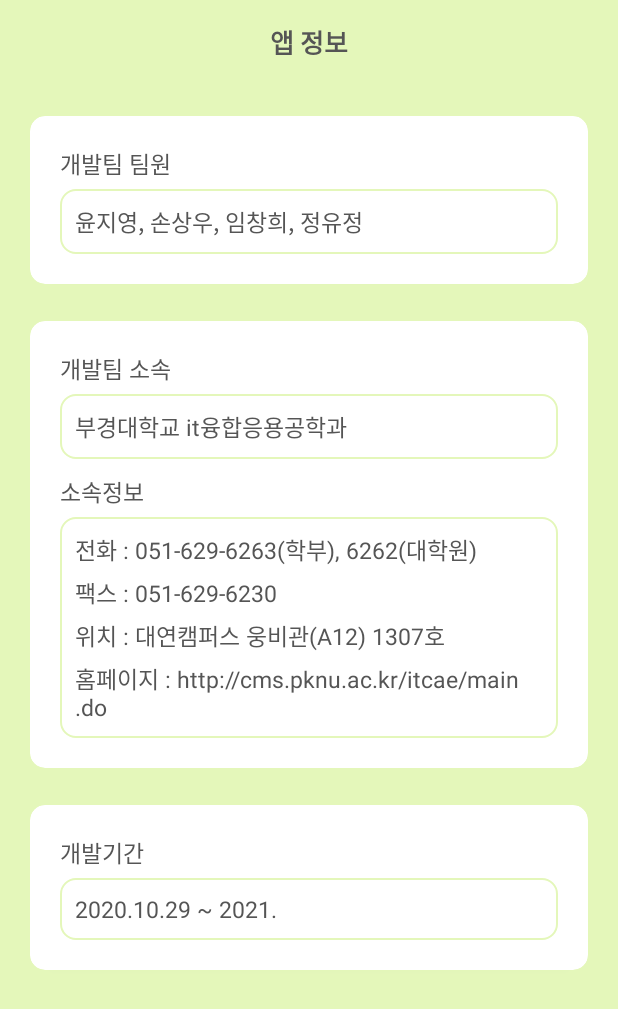
After one commit to jiyeung-yun/teamc_capstone_design, an Android app: the layout activity_info.xml on its own in the app's theme, with its tools: preview values and no code run, on a phone screen of 412 x 824 dp. The commit adds this screen. Shown: the top 1009 px of the screen. Run offline under Robolectric (Android 15) with nearby library versions, the phone set to English and light mode, and no system bars.

Commit message:
앱 정보 화면 추가

```diff
--- a/Capstone/app/src/main/java/com/Capstone/plantplant/ListActivity.java
+++ b/Capstone/app/src/main/java/com/Capstone/plantplant/ListActivity.java
@@ -6,10 +6,13 @@ import android.content.SharedPreferences;
 import android.graphics.Color;
 import android.os.Bundle;
 import android.util.Log;
+import android.view.MenuItem;
 import android.view.View;
 
 import androidx.annotation.Nullable;
 import androidx.appcompat.app.AppCompatActivity;
+import androidx.appcompat.widget.Toolbar;
+import androidx.core.content.ContextCompat;
 import androidx.recyclerview.widget.LinearLayoutManager;
 import androidx.recyclerview.widget.LinearSnapHelper;
 import androidx.recyclerview.widget.RecyclerView;
@@ -29,6 +32,7 @@ public class ListActivity extends AppCompatActivity {
 
     SharedPreferences prefs;
 
+    Toolbar toolbar_list;
     RecyclerView rv_tip;
 
     FloatingActionButton btn_add_item;
@@ -38,6 +42,16 @@ public class ListActivity extends AppCompatActivity {
     protected void onCreate(@Nullable Bundle savedInstanceState) {
         super.onCreate(savedInstanceState);
         setContentView(R.layout.activity_list);
+
+        /*액션바 => 툴바로 적용 -시작-*/
+        toolbar_list = findViewById(R.id.toolbar_list);
+        setSupportActionBar(toolbar_list);
+        getSupportActionBar().setDisplayShowTitleEnabled(false);
+        getSupportActionBar().setDisplayShowCustomEnabled(true);
+        getSupportActionBar().setDisplayHomeAsUpEnabled(true);
+        getSupportActionBar().setHomeAsUpIndicator(ContextCompat.getDrawable(this,R.drawable.ic_campaign_24px));
+        /*액션바 => 툴바로 적용 -끝-*/
+
 
         //tip 내용 초기화하는 메소드
         initRecyclerView();
@@ -156,4 +170,10 @@ public class ListActivity extends AppCompatActivity {
             }
         }
     }
+    @Override
+    public boolean onOptionsItemSelected(MenuItem item) {
+        if (item.getItemId() == android.R.id.home) {
+        }
+        return super.onOptionsItemSelected(item);
+    }
 }
--- /dev/null
+++ b/Capstone/app/src/main/res/drawable/ic_campaign_24px.xml
@@ -0,0 +1,21 @@
+<vector xmlns:android="http://schemas.android.com/apk/res/android"
+    android:width="24dp"
+    android:height="24dp"
+    android:viewportWidth="24"
+    android:viewportHeight="24">
+  <path
+      android:fillColor="#FF000000"
+      android:pathData="M18,12L18,12c0,0.55 0.45,1 1,1h2c0.55,0 1,-0.45 1,-1v0c0,-0.55 -0.45,-1 -1,-1h-2C18.45,11 18,11.45 18,12z"/>
+  <path
+      android:fillColor="#FF000000"
+      android:pathData="M16.59,16.82c-0.33,0.44 -0.24,1.05 0.2,1.37c0.53,0.39 1.09,0.81 1.62,1.21c0.44,0.33 1.06,0.24 1.38,-0.2c0,-0.01 0.01,-0.01 0.01,-0.02c0.33,-0.44 0.24,-1.06 -0.2,-1.38c-0.53,-0.4 -1.09,-0.82 -1.61,-1.21c-0.44,-0.33 -1.06,-0.23 -1.39,0.21C16.6,16.81 16.59,16.82 16.59,16.82z"/>
+  <path
+      android:fillColor="#FF000000"
+      android:pathData="M19.81,4.81c0,-0.01 -0.01,-0.01 -0.01,-0.02c-0.33,-0.44 -0.95,-0.53 -1.38,-0.2c-0.53,0.4 -1.1,0.82 -1.62,1.22c-0.44,0.33 -0.52,0.95 -0.19,1.38c0,0.01 0.01,0.01 0.01,0.02c0.33,0.44 0.94,0.53 1.38,0.2c0.53,-0.39 1.09,-0.82 1.62,-1.22C20.05,5.87 20.13,5.25 19.81,4.81z"/>
+  <path
+      android:fillColor="#FF000000"
+      android:pathData="M8,9H4c-1.1,0 -2,0.9 -2,2v2c0,1.1 0.9,2 2,2h1v3c0,0.55 0.45,1 1,1h0c0.55,0 1,-0.45 1,-1v-3h1l5,3V6L8,9z"/>
+  <path
+      android:fillColor="#FF000000"
+      android:pathData="M15.5,12c0,-1.33 -0.58,-2.53 -1.5,-3.35v6.69C14.92,14.53 15.5,13.33 15.5,12z"/>
+</vector>
--- /dev/null
+++ b/Capstone/app/src/main/res/layout/activity_info.xml
@@ -0,0 +1,194 @@
+<?xml version="1.0" encoding="utf-8"?>
+<LinearLayout xmlns:android="http://schemas.android.com/apk/res/android"
+    xmlns:app="http://schemas.android.com/apk/res-auto"
+    android:layout_width="match_parent"
+    android:layout_height="match_parent"
+    android:background="@color/colorPrimary"
+    android:orientation="vertical">
+
+    <androidx.appcompat.widget.Toolbar
+        android:id="@+id/toolbar_info"
+        android:layout_width="match_parent"
+        android:layout_height="wrap_content"
+        android:minHeight="?attr/actionBarSize"
+        android:theme="?attr/actionBarTheme"
+        app:contentInsetStart="0dp">
+
+        <TextView
+            android:layout_width="wrap_content"
+            android:layout_height="wrap_content"
+            android:layout_gravity="center"
+            android:text="앱 정보"
+            android:textColor="@color/colorTitleFont"
+            android:textSize="@dimen/activity_title_font_size"
+            android:textStyle="bold" />
+    </androidx.appcompat.widget.Toolbar>
+
+    <androidx.cardview.widget.CardView
+        android:layout_width="match_parent"
+        android:layout_height="wrap_content"
+        android:layout_marginLeft="@dimen/side_padding"
+        android:layout_marginTop="@dimen/side_padding"
+        android:layout_marginRight="@dimen/side_padding"
+        app:cardCornerRadius="@dimen/block_edge"
+        app:cardPreventCornerOverlap="false"
+        app:cardUseCompatPadding="true">
+
+        <LinearLayout
+            android:layout_width="match_parent"
+            android:layout_height="wrap_content"
+            android:layout_gravity="center"
+            android:layout_margin="@dimen/block_inside_padding"
+            android:orientation="vertical">
+
+
+            <TextView
+                android:layout_width="match_parent"
+                android:layout_height="wrap_content"
+                android:layout_marginBottom="@dimen/block_title_padding"
+                android:text="개발팀 팀원"
+                android:textColor="@color/colorTitleFont"
+                android:textSize="@dimen/block_content_font_size" />
+
+            <TextView
+                android:layout_width="match_parent"
+                android:layout_height="wrap_content"
+                android:background="@drawable/blank_background"
+                android:padding="@dimen/editbox_padding"
+                android:text="윤지영, 손상우, 임창희, 정유정"
+                android:textColor="@color/colorTitleFont"
+                android:textSize="@dimen/block_content_font_size" />
+
+        </LinearLayout>
+
+
+    </androidx.cardview.widget.CardView>
+
+    <androidx.cardview.widget.CardView
+        android:layout_width="match_parent"
+        android:layout_height="wrap_content"
+        android:layout_marginLeft="@dimen/side_padding"
+        android:layout_marginTop="@dimen/side_padding"
+        android:layout_marginRight="@dimen/side_padding"
+        app:cardCornerRadius="@dimen/block_edge"
+        app:cardPreventCornerOverlap="false"
+        app:cardUseCompatPadding="true">
+
+        <LinearLayout
+            android:layout_width="match_parent"
+            android:layout_height="wrap_content"
+            android:layout_gravity="center"
+            android:layout_margin="@dimen/block_inside_padding"
+            android:orientation="vertical">
+
+
+            <TextView
+                android:layout_width="match_parent"
+                android:layout_height="wrap_content"
+                android:layout_marginBottom="@dimen/block_title_padding"
+                android:text="개발팀 소속"
+                android:textColor="@color/colorTitleFont"
+                android:textSize="@dimen/block_content_font_size" />
+
+            <TextView
+                android:layout_width="match_parent"
+                android:layout_height="wrap_content"
+                android:background="@drawable/blank_background"
+                android:padding="@dimen/editbox_padding"
+                android:text="부경대학교 it융합응용공학과"
+                android:textColor="@color/colorTitleFont"
+                android:textSize="@dimen/block_content_font_size" />
+
+            <TextView
+                android:layout_width="match_parent"
+                android:layout_height="wrap_content"
+                android:layout_marginTop="@dimen/editbox_padding"
+                android:layout_marginBottom="@dimen/block_title_padding"
+                android:text="소속정보"
+                android:textColor="@color/colorTitleFont"
+                android:textSize="@dimen/block_content_font_size" />
+
+            <LinearLayout
+                android:layout_width="match_parent"
+                android:layout_height="match_parent"
+                android:background="@drawable/blank_background"
+                android:orientation="vertical"
+                android:padding="@dimen/editbox_padding">
+
+                <TextView
+                    android:layout_width="match_parent"
+                    android:layout_height="wrap_content"
+                    android:layout_marginBottom="@dimen/block_title_padding"
+                    android:text="전화 : 051-629-6263(학부), 6262(대학원)"
+                    android:textColor="@color/colorTitleFont"
+                    android:textSize="@dimen/block_content_font_size" />
+
+                <TextView
+                    android:layout_width="match_parent"
+                    android:layout_height="wrap_content"
+                    android:layout_marginBottom="@dimen/block_title_padding"
+                    android:text="팩스 : 051-629-6230"
+                    android:textColor="@color/colorTitleFont"
+                    android:textSize="@dimen/block_content_font_size" />
+
+                <TextView
+                    android:layout_width="match_parent"
+                    android:layout_height="wrap_content"
+                    android:layout_marginBottom="@dimen/block_title_padding"
+                    android:text="위치 : 대연캠퍼스 웅비관(A12) 1307호"
+                    android:textColor="@color/colorTitleFont"
+                    android:textSize="@dimen/block_content_font_size" />
+
+                <TextView
+                    android:layout_width="match_parent"
+                    android:layout_height="wrap_content"
+                    android:text="홈페이지 : http://cms.pknu.ac.kr/itcae/main.do"
+                    android:textColor="@color/colorTitleFont"
+                    android:textSize="@dimen/block_content_font_size" />
+            </LinearLayout>
+
+        </LinearLayout>
+
+
+    </androidx.cardview.widget.CardView>
+
+    <androidx.cardview.widget.CardView
+        android:layout_width="match_parent"
+        android:layout_height="wrap_content"
+        android:layout_marginLeft="@dimen/side_padding"
+        android:layout_marginTop="@dimen/side_padding"
+        android:layout_marginRight="@dimen/side_padding"
+        app:cardCornerRadius="@dimen/block_edge"
+        app:cardPreventCornerOverlap="false"
+        app:cardUseCompatPadding="true">
+
+        <LinearLayout
+            android:layout_width="match_parent"
+            android:layout_height="wrap_content"
+            android:layout_gravity="center"
+            android:layout_margin="@dimen/block_inside_padding"
+            android:orientation="vertical">
+
+
+            <TextView
+                android:layout_width="match_parent"
+                android:layout_height="wrap_content"
+                android:layout_marginBottom="@dimen/block_title_padding"
+                android:text="개발기간"
+                android:textColor="@color/colorTitleFont"
+                android:textSize="@dimen/block_content_font_size" />
+
+            <TextView
+                android:layout_width="match_parent"
+                android:layout_height="wrap_content"
+                android:background="@drawable/blank_background"
+                android:padding="@dimen/editbox_padding"
+                android:text="2020.10.29 ~ 2021."
+                android:textColor="@color/colorTitleFont"
+                android:textSize="@dimen/block_content_font_size" />
+        </LinearLayout>
+
+
+    </androidx.cardview.widget.CardView>
+
+</LinearLayout>
--- a/Capstone/app/src/main/res/layout/activity_list.xml
+++ b/Capstone/app/src/main/res/layout/activity_list.xml
@@ -13,7 +13,7 @@
         android:orientation="vertical">
 
         <androidx.appcompat.widget.Toolbar
-            android:id="@+id/toolbar"
+            android:id="@+id/toolbar_list"
             android:layout_width="match_parent"
             android:layout_height="wrap_content"
             android:minHeight="?attr/actionBarSize"
```
